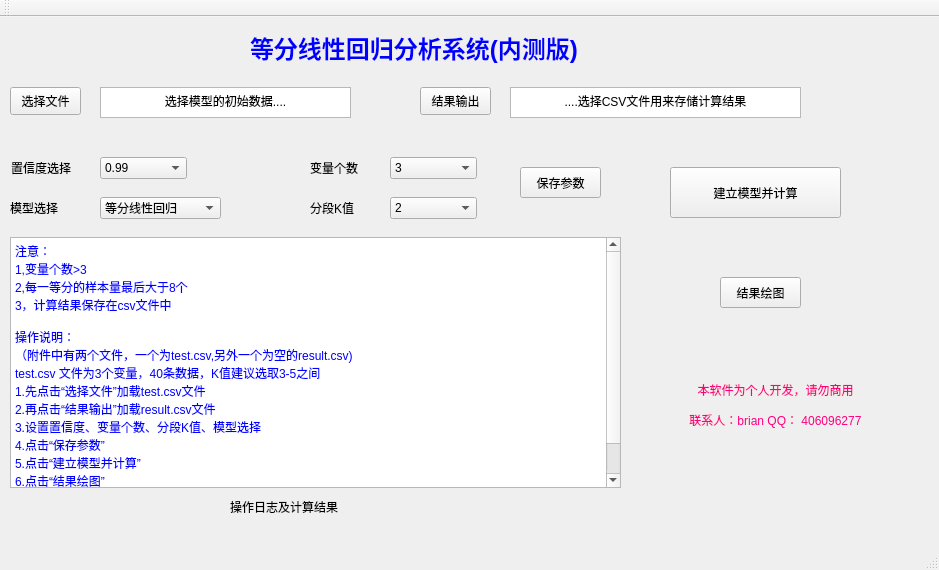
Qt form mainwindow.ui (brainliu/DFLMmodels) before a commit.
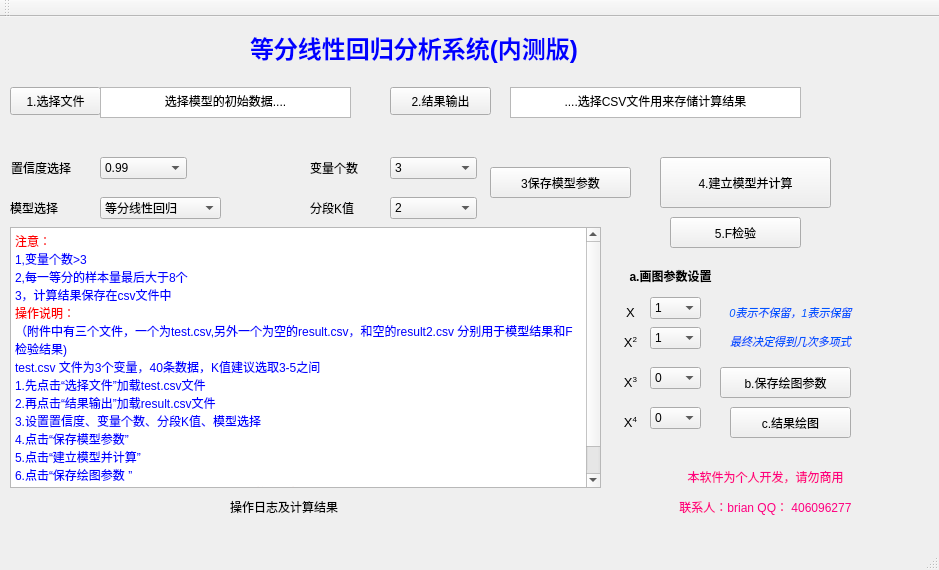
The same form after that commit.

Commit message: V2版本修改了，主文件为DEMODELS.py 增加了置信区间画图函数的选择以及F检验

```diff
--- a/mainwindow.ui
+++ b/mainwindow.ui
@@ -19,12 +19,12 @@
      <rect>
       <x>10</x>
       <y>70</y>
-      <width>71</width>
+      <width>91</width>
       <height>28</height>
      </rect>
     </property>
     <property name="text">
-     <string>选择文件</string>
+     <string>1.选择文件</string>
     </property>
    </widget>
    <widget class="QTextBrowser" name="textBrowser">
@@ -60,14 +60,14 @@
    <widget class="QPushButton" name="pushButton_2">
     <property name="geometry">
      <rect>
-      <x>420</x>
+      <x>390</x>
       <y>70</y>
-      <width>71</width>
+      <width>101</width>
       <height>28</height>
      </rect>
     </property>
     <property name="text">
-     <string>结果输出</string>
+     <string>2.结果输出</string>
     </property>
    </widget>
    <widget class="QComboBox" name="comboBox">
@@ -288,9 +288,9 @@
     <property name="geometry">
      <rect>
       <x>10</x>
-      <y>220</y>
-      <width>611</width>
-      <height>251</height>
+      <y>210</y>
+      <width>591</width>
+      <height>261</height>
      </rect>
     </property>
     <property name="html">
@@ -298,22 +298,21 @@
 &lt;html&gt;&lt;head&gt;&lt;meta name=&quot;qrichtext&quot; content=&quot;1&quot; /&gt;&lt;style type=&quot;text/css&quot;&gt;
 p, li { white-space: pre-wrap; }
 &lt;/style&gt;&lt;/head&gt;&lt;body style=&quot; font-family:'SimSun'; font-size:9pt; font-weight:400; font-style:normal;&quot;&gt;
-&lt;p style=&quot; margin-top:0px; margin-bottom:0px; margin-left:0px; margin-right:0px; -qt-block-indent:0; text-indent:0px;&quot;&gt;&lt;span style=&quot; color:#0000ff;&quot;&gt;注意：&lt;/span&gt;&lt;/p&gt;
+&lt;p style=&quot; margin-top:0px; margin-bottom:0px; margin-left:0px; margin-right:0px; -qt-block-indent:0; text-indent:0px;&quot;&gt;&lt;span style=&quot; color:#ff0000;&quot;&gt;注意：&lt;/span&gt;&lt;/p&gt;
 &lt;p style=&quot; margin-top:0px; margin-bottom:0px; margin-left:0px; margin-right:0px; -qt-block-indent:0; text-indent:0px;&quot;&gt;&lt;span style=&quot; color:#0000ff;&quot;&gt;1,变量个数&amp;gt;3&lt;/span&gt;&lt;/p&gt;
 &lt;p style=&quot; margin-top:0px; margin-bottom:0px; margin-left:0px; margin-right:0px; -qt-block-indent:0; text-indent:0px;&quot;&gt;&lt;span style=&quot; color:#0000ff;&quot;&gt;2,每一等分的样本量最后大于8个&lt;/span&gt;&lt;/p&gt;
 &lt;p style=&quot; margin-top:0px; margin-bottom:0px; margin-left:0px; margin-right:0px; -qt-block-indent:0; text-indent:0px;&quot;&gt;&lt;span style=&quot; color:#0000ff;&quot;&gt;3，计算结果保存在csv文件中&lt;/span&gt;&lt;/p&gt;
-&lt;p style=&quot;-qt-paragraph-type:empty; margin-top:0px; margin-bottom:0px; margin-left:0px; margin-right:0px; -qt-block-indent:0; text-indent:0px; color:#0000ff;&quot;&gt;&lt;br /&gt;&lt;/p&gt;
-&lt;p style=&quot; margin-top:0px; margin-bottom:0px; margin-left:0px; margin-right:0px; -qt-block-indent:0; text-indent:0px;&quot;&gt;&lt;span style=&quot; color:#0000ff;&quot;&gt;操作说明：&lt;/span&gt;&lt;/p&gt;
-&lt;p style=&quot; margin-top:0px; margin-bottom:0px; margin-left:0px; margin-right:0px; -qt-block-indent:0; text-indent:0px;&quot;&gt;&lt;span style=&quot; color:#0000ff;&quot;&gt;（附件中有两个文件，一个为test.csv,另外一个为空的result.csv)&lt;/span&gt;&lt;/p&gt;
+&lt;p style=&quot; margin-top:0px; margin-bottom:0px; margin-left:0px; margin-right:0px; -qt-block-indent:0; text-indent:0px;&quot;&gt;&lt;span style=&quot; color:#ff0000;&quot;&gt;操作说明：&lt;/span&gt;&lt;/p&gt;
+&lt;p style=&quot; margin-top:0px; margin-bottom:0px; margin-left:0px; margin-right:0px; -qt-block-indent:0; text-indent:0px;&quot;&gt;&lt;span style=&quot; color:#0000ff;&quot;&gt;（附件中有三个文件，一个为test.csv,另外一个为空的result.csv，和空的result2.csv 分别用于模型结果和F检验结果)&lt;/span&gt;&lt;/p&gt;
 &lt;p style=&quot; margin-top:0px; margin-bottom:0px; margin-left:0px; margin-right:0px; -qt-block-indent:0; text-indent:0px;&quot;&gt;&lt;span style=&quot; color:#0000ff;&quot;&gt;test.csv 文件为3个变量，40条数据，K值建议选取3-5之间&lt;/span&gt;&lt;/p&gt;
 &lt;p style=&quot; margin-top:0px; margin-bottom:0px; margin-left:0px; margin-right:0px; -qt-block-indent:0; text-indent:0px;&quot;&gt;&lt;span style=&quot; color:#0000ff;&quot;&gt;1.先点击“选择文件”加载test.csv文件&lt;/span&gt;&lt;/p&gt;
 &lt;p style=&quot; margin-top:0px; margin-bottom:0px; margin-left:0px; margin-right:0px; -qt-block-indent:0; text-indent:0px;&quot;&gt;&lt;span style=&quot; color:#0000ff;&quot;&gt;2.再点击“结果输出”加载result.csv文件&lt;/span&gt;&lt;/p&gt;
 &lt;p style=&quot; margin-top:0px; margin-bottom:0px; margin-left:0px; margin-right:0px; -qt-block-indent:0; text-indent:0px;&quot;&gt;&lt;span style=&quot; color:#0000ff;&quot;&gt;3.设置置信度、变量个数、分段K值、模型选择&lt;/span&gt;&lt;/p&gt;
-&lt;p style=&quot; margin-top:0px; margin-bottom:0px; margin-left:0px; margin-right:0px; -qt-block-indent:0; text-indent:0px;&quot;&gt;&lt;span style=&quot; color:#0000ff;&quot;&gt;4.点击“保存参数”&lt;/span&gt;&lt;/p&gt;
+&lt;p style=&quot; margin-top:0px; margin-bottom:0px; margin-left:0px; margin-right:0px; -qt-block-indent:0; text-indent:0px;&quot;&gt;&lt;span style=&quot; color:#0000ff;&quot;&gt;4.点击“保存模型参数”&lt;/span&gt;&lt;/p&gt;
 &lt;p style=&quot; margin-top:0px; margin-bottom:0px; margin-left:0px; margin-right:0px; -qt-block-indent:0; text-indent:0px;&quot;&gt;&lt;span style=&quot; color:#0000ff;&quot;&gt;5.点击“建立模型并计算”&lt;/span&gt;&lt;/p&gt;
-&lt;p style=&quot; margin-top:0px; margin-bottom:0px; margin-left:0px; margin-right:0px; -qt-block-indent:0; text-indent:0px;&quot;&gt;&lt;span style=&quot; color:#0000ff;&quot;&gt;6.点击“结果绘图”&lt;/span&gt;&lt;/p&gt;
-&lt;p style=&quot;-qt-paragraph-type:empty; margin-top:0px; margin-bottom:0px; margin-left:0px; margin-right:0px; -qt-block-indent:0; text-indent:0px; color:#0000ff;&quot;&gt;&lt;br /&gt;&lt;/p&gt;
-&lt;p style=&quot; margin-top:0px; margin-bottom:0px; margin-left:0px; margin-right:0px; -qt-block-indent:0; text-indent:0px;&quot;&gt;&lt;span style=&quot; color:#0000ff;&quot;&gt;请各位测试软件bug 欢迎交流&lt;/span&gt;&lt;/p&gt;&lt;/body&gt;&lt;/html&gt;</string>
+&lt;p style=&quot; margin-top:0px; margin-bottom:0px; margin-left:0px; margin-right:0px; -qt-block-indent:0; text-indent:0px;&quot;&gt;&lt;span style=&quot; color:#0000ff;&quot;&gt;6.点击“保存绘图参数 ”&lt;/span&gt;&lt;/p&gt;
+&lt;p style=&quot; margin-top:0px; margin-bottom:0px; margin-left:0px; margin-right:0px; -qt-block-indent:0; text-indent:0px;&quot;&gt;&lt;span style=&quot; color:#0000ff;&quot;&gt;7.点击“结果绘图”                           &lt;/span&gt;&lt;span style=&quot; color:#ff5500;&quot;&gt;（按钮上的数字为操作顺序）&lt;/span&gt;&lt;/p&gt;
+&lt;p style=&quot;-qt-paragraph-type:empty; margin-top:0px; margin-bottom:0px; margin-left:0px; margin-right:0px; -qt-block-indent:0; text-indent:0px; color:#0000ff;&quot;&gt;&lt;br /&gt;&lt;/p&gt;&lt;/body&gt;&lt;/html&gt;</string>
     </property>
    </widget>
    <widget class="QLabel" name="label_6">
@@ -387,8 +386,8 @@
    <widget class="QPushButton" name="pushButton_3">
     <property name="geometry">
      <rect>
-      <x>670</x>
-      <y>150</y>
+      <x>660</x>
+      <y>140</y>
       <width>171</width>
       <height>51</height>
      </rect>
@@ -397,15 +396,15 @@
      <string notr="true">font: 12pt &quot;Agency FB&quot;;</string>
     </property>
     <property name="text">
-     <string>建立模型并计算</string>
+     <string>4.建立模型并计算</string>
     </property>
    </widget>
    <widget class="QPushButton" name="pushButton_4">
     <property name="geometry">
      <rect>
-      <x>720</x>
-      <y>260</y>
-      <width>81</width>
+      <x>730</x>
+      <y>390</y>
+      <width>121</width>
       <height>31</height>
      </rect>
     </property>
@@ -413,28 +412,28 @@
      <string notr="true">font: 75 11pt &quot;Agency FB&quot;;</string>
     </property>
     <property name="text">
-     <string>结果绘图</string>
+     <string>c.结果绘图</string>
     </property>
    </widget>
    <widget class="QLabel" name="label_7">
     <property name="geometry">
      <rect>
-      <x>650</x>
-      <y>350</y>
+      <x>640</x>
+      <y>430</y>
       <width>251</width>
       <height>91</height>
      </rect>
     </property>
     <property name="text">
-     <string>&lt;html&gt;&lt;head/&gt;&lt;body&gt;&lt;p align=&quot;center&quot;&gt;&lt;span style=&quot; color:#ff007f;&quot;&gt;本软件为个人开发，请勿商用&lt;/span&gt;&lt;/p&gt;&lt;p align=&quot;center&quot;&gt;&lt;span style=&quot; color:#ff007f;&quot;&gt;联系人：brian QQ： 406096277&lt;/span&gt;&lt;br/&gt;&lt;/p&gt;&lt;/body&gt;&lt;/html&gt;</string>
+     <string>&lt;html&gt;&lt;head/&gt;&lt;body&gt;&lt;p align=&quot;center&quot;&gt;&lt;span style=&quot; color:#ff007f;&quot;&gt;本软件为个人开发，请勿商用&lt;/span&gt;&lt;/p&gt;&lt;p align=&quot;center&quot;&gt;&lt;span style=&quot; color:#ff007f;&quot;&gt;联系人：brian QQ： 406096277&lt;/span&gt;&lt;/p&gt;&lt;/body&gt;&lt;/html&gt;</string>
     </property>
    </widget>
    <widget class="QPushButton" name="pushButton_5">
     <property name="geometry">
      <rect>
-      <x>520</x>
+      <x>490</x>
       <y>150</y>
-      <width>81</width>
+      <width>141</width>
       <height>31</height>
      </rect>
     </property>
@@ -442,7 +441,197 @@
      <string notr="true">font: 75 11pt &quot;Agency FB&quot;;</string>
     </property>
     <property name="text">
-     <string>保存参数</string>
+     <string>3保存模型参数</string>
+    </property>
+   </widget>
+   <widget class="QLabel" name="label_10">
+    <property name="geometry">
+     <rect>
+      <x>600</x>
+      <y>280</y>
+      <width>61</width>
+      <height>31</height>
+     </rect>
+    </property>
+    <property name="text">
+     <string>&lt;html&gt;&lt;head/&gt;&lt;body&gt;&lt;p align=&quot;center&quot;&gt;&lt;span style=&quot; font-size:10pt;&quot;&gt;X&lt;/span&gt;&lt;/p&gt;&lt;/body&gt;&lt;/html&gt;</string>
+    </property>
+   </widget>
+   <widget class="QLabel" name="label_11">
+    <property name="geometry">
+     <rect>
+      <x>600</x>
+      <y>310</y>
+      <width>61</width>
+      <height>31</height>
+     </rect>
+    </property>
+    <property name="text">
+     <string>&lt;html&gt;&lt;head/&gt;&lt;body&gt;&lt;p align=&quot;center&quot;&gt;&lt;span style=&quot; font-size:10pt;&quot;&gt;X&lt;/span&gt;&lt;span style=&quot; font-size:10pt; vertical-align:super;&quot;&gt;2&lt;/span&gt;&lt;/p&gt;&lt;/body&gt;&lt;/html&gt;</string>
+    </property>
+   </widget>
+   <widget class="QLabel" name="label_12">
+    <property name="geometry">
+     <rect>
+      <x>600</x>
+      <y>350</y>
+      <width>61</width>
+      <height>31</height>
+     </rect>
+    </property>
+    <property name="text">
+     <string>&lt;html&gt;&lt;head/&gt;&lt;body&gt;&lt;p align=&quot;center&quot;&gt;&lt;span style=&quot; font-size:10pt;&quot;&gt;X&lt;/span&gt;&lt;span style=&quot; font-size:10pt; vertical-align:super;&quot;&gt;3&lt;/span&gt;&lt;/p&gt;&lt;/body&gt;&lt;/html&gt;</string>
+    </property>
+   </widget>
+   <widget class="QLabel" name="label_13">
+    <property name="geometry">
+     <rect>
+      <x>600</x>
+      <y>390</y>
+      <width>61</width>
+      <height>31</height>
+     </rect>
+    </property>
+    <property name="text">
+     <string>&lt;html&gt;&lt;head/&gt;&lt;body&gt;&lt;p align=&quot;center&quot;&gt;&lt;span style=&quot; font-size:10pt;&quot;&gt;X&lt;/span&gt;&lt;span style=&quot; font-size:10pt; vertical-align:super;&quot;&gt;4&lt;/span&gt;&lt;/p&gt;&lt;/body&gt;&lt;/html&gt;</string>
+    </property>
+   </widget>
+   <widget class="QComboBox" name="comboBox_5">
+    <property name="geometry">
+     <rect>
+      <x>650</x>
+      <y>280</y>
+      <width>51</width>
+      <height>22</height>
+     </rect>
+    </property>
+    <item>
+     <property name="text">
+      <string>1</string>
+     </property>
+    </item>
+    <item>
+     <property name="text">
+      <string>0</string>
+     </property>
+    </item>
+   </widget>
+   <widget class="QComboBox" name="comboBox_6">
+    <property name="geometry">
+     <rect>
+      <x>650</x>
+      <y>310</y>
+      <width>51</width>
+      <height>22</height>
+     </rect>
+    </property>
+    <item>
+     <property name="text">
+      <string>1</string>
+     </property>
+    </item>
+    <item>
+     <property name="text">
+      <string>0</string>
+     </property>
+    </item>
+   </widget>
+   <widget class="QComboBox" name="comboBox_7">
+    <property name="geometry">
+     <rect>
+      <x>650</x>
+      <y>350</y>
+      <width>51</width>
+      <height>22</height>
+     </rect>
+    </property>
+    <item>
+     <property name="text">
+      <string>0</string>
+     </property>
+    </item>
+    <item>
+     <property name="text">
+      <string>1</string>
+     </property>
+    </item>
+   </widget>
+   <widget class="QComboBox" name="comboBox_8">
+    <property name="geometry">
+     <rect>
+      <x>650</x>
+      <y>390</y>
+      <width>51</width>
+      <height>22</height>
+     </rect>
+    </property>
+    <item>
+     <property name="text">
+      <string>0</string>
+     </property>
+    </item>
+    <item>
+     <property name="text">
+      <string>1</string>
+     </property>
+    </item>
+   </widget>
+   <widget class="QLabel" name="label_8">
+    <property name="geometry">
+     <rect>
+      <x>610</x>
+      <y>250</y>
+      <width>121</width>
+      <height>41</height>
+     </rect>
+    </property>
+    <property name="text">
+     <string>&lt;html&gt;&lt;head/&gt;&lt;body&gt;&lt;p align=&quot;center&quot;&gt;&lt;span style=&quot; font-weight:600;&quot;&gt;a.画图参数设置&lt;/span&gt;&lt;/p&gt;&lt;p align=&quot;center&quot;&gt;&lt;span style=&quot; font-weight:600;&quot;&gt;&lt;br/&gt;&lt;/span&gt;&lt;/p&gt;&lt;/body&gt;&lt;/html&gt;</string>
+    </property>
+   </widget>
+   <widget class="QPushButton" name="pushButton_6">
+    <property name="geometry">
+     <rect>
+      <x>720</x>
+      <y>350</y>
+      <width>131</width>
+      <height>31</height>
+     </rect>
+    </property>
+    <property name="styleSheet">
+     <string notr="true">font: 75 11pt &quot;Agency FB&quot;;</string>
+    </property>
+    <property name="text">
+     <string>b.保存绘图参数</string>
+    </property>
+   </widget>
+   <widget class="QPushButton" name="pushButton_7">
+    <property name="geometry">
+     <rect>
+      <x>670</x>
+      <y>200</y>
+      <width>131</width>
+      <height>31</height>
+     </rect>
+    </property>
+    <property name="styleSheet">
+     <string notr="true">font: 12pt &quot;Agency FB&quot;;</string>
+    </property>
+    <property name="text">
+     <string>5.F检验</string>
+    </property>
+   </widget>
+   <widget class="QLabel" name="label_9">
+    <property name="geometry">
+     <rect>
+      <x>700</x>
+      <y>280</y>
+      <width>181</width>
+      <height>61</height>
+     </rect>
+    </property>
+    <property name="text">
+     <string>&lt;html&gt;&lt;head/&gt;&lt;body&gt;&lt;p align=&quot;center&quot;&gt;&lt;span style=&quot; font-size:8pt; font-style:italic; color:#0055ff;&quot;&gt;0表示不保留，1表示保留&lt;/span&gt;&lt;/p&gt;&lt;p align=&quot;center&quot;&gt;&lt;span style=&quot; font-size:8pt; font-style:italic; color:#0055ff;&quot;&gt;最终决定得到几次多项式&lt;/span&gt;&lt;/p&gt;&lt;/body&gt;&lt;/html&gt;</string>
     </property>
    </widget>
   </widget>
```
Left out of the diff: 46 changed lines with no effect on the pictures. The commit also changes 7 other files.
